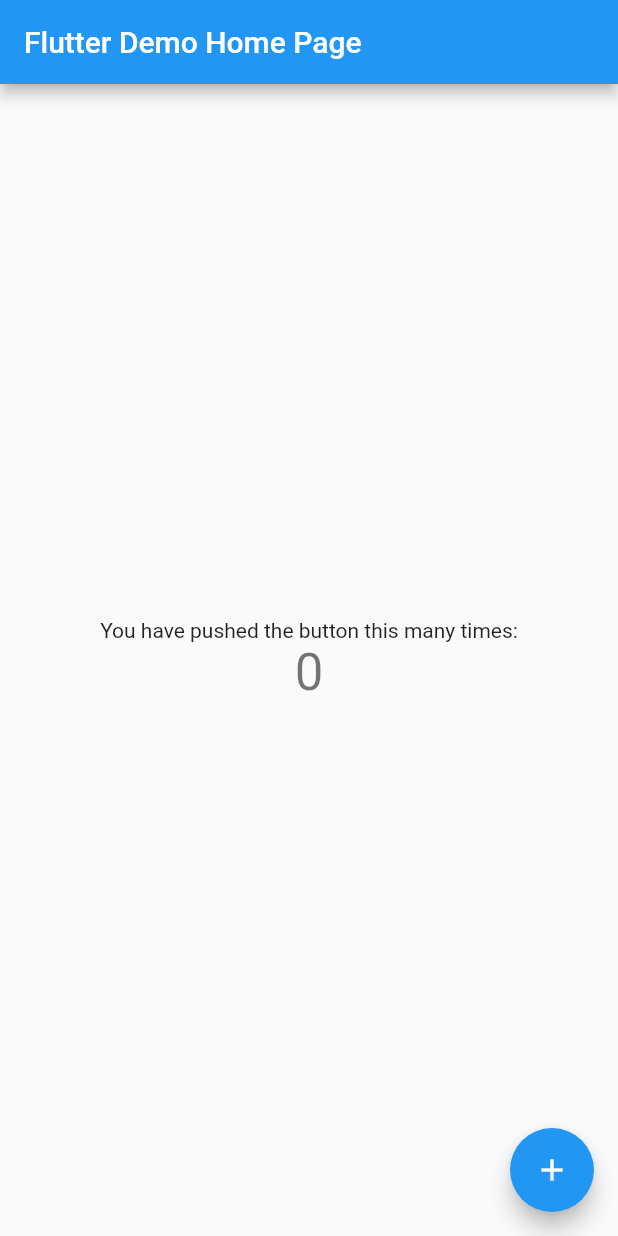
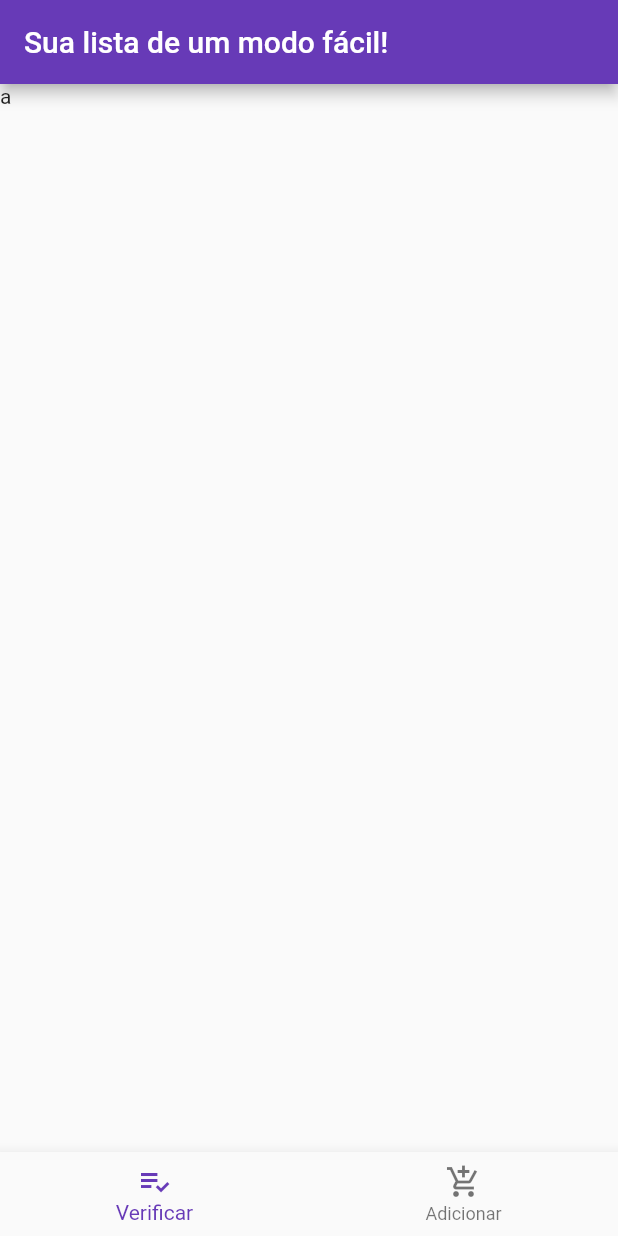
Before and after one commit to vNNi/market-app, a Flutter app: the screen it shows after launch, on a phone screen of 412 x 824 dp. Run offline on Flutter 3.47's test engine with Material 2 defaults, Android fonts, the phone set to English and light mode, and no system bars.

Commit message:
feat: add navigation bottom and base architecture

```diff
--- /dev/null
+++ b/lib/app.dart
@@ -0,0 +1,36 @@
+import 'package:flutter/material.dart';
+
+import './widgets/bottomNavigation.dart';
+import './screens/home.dart';
+
+class Market extends StatefulWidget {
+  Market({Key key, this.title}) : super(key: key);
+
+  final String title;
+
+  @override
+  _MarketState createState() => _MarketState();
+}
+
+class _MarketState extends State<Market> {
+  int _counter = 0;
+
+  void _incrementCounter() {
+    setState(() {
+      _counter++;
+    });
+  }
+
+  @override
+  Widget build(BuildContext context) {
+    return Scaffold(
+      appBar: AppBar(
+        title: Text(widget.title),
+      ),
+      body: Container(
+        child: Home(),
+      ),
+      bottomNavigationBar: Navigation(),
+    );
+  }
+}
--- a/lib/main.dart
+++ b/lib/main.dart
@@ -1,111 +1,18 @@
 import 'package:flutter/material.dart';
+
+import 'app.dart';
 
 void main() => runApp(MyApp());
 
 class MyApp extends StatelessWidget {
-  // This widget is the root of your application.
   @override
   Widget build(BuildContext context) {
     return MaterialApp(
       title: 'Flutter Demo',
       theme: ThemeData(
-        // This is the theme of your application.
-        //
-        // Try running your application with "flutter run". You'll see the
-        // application has a blue toolbar. Then, without quitting the app, try
-        // changing the primarySwatch below to Colors.green and then invoke
-        // "hot reload" (press "r" in the console where you ran "flutter run",
-        // or simply save your changes to "hot reload" in a Flutter IDE).
-        // Notice that the counter didn't reset back to zero; the application
-        // is not restarted.
-        primarySwatch: Colors.blue,
+        primarySwatch: Colors.deepPurple,
       ),
-      home: MyHomePage(title: 'Flutter Demo Home Page'),
+      home: Market(title: 'Sua lista de um modo fácil!'),
     );
   }
 }
-
-class MyHomePage extends StatefulWidget {
-  MyHomePage({Key key, this.title}) : super(key: key);
-
-  // This widget is the home page of your application. It is stateful, meaning
-  // that it has a State object (defined below) that contains fields that affect
-  // how it looks.
-
-  // This class is the configuration for the state. It holds the values (in this
-  // case the title) provided by the parent (in this case the App widget) and
-  // used by the build method of the State. Fields in a Widget subclass are
-  // always marked "final".
-
-  final String title;
-
-  @override
-  _MyHomePageState createState() => _MyHomePageState();
-}
-
-class _MyHomePageState extends State<MyHomePage> {
-  int _counter = 0;
-
-  void _incrementCounter() {
-    setState(() {
-      // This call to setState tells the Flutter framework that something has
-      // changed in this State, which causes it to rerun the build method below
-      // so that the display can reflect the updated values. If we changed
-      // _counter without calling setState(), then the build method would not be
-      // called again, and so nothing would appear to happen.
-      _counter++;
-    });
-  }
-
-  @override
-  Widget build(BuildContext context) {
-    // This method is rerun every time setState is called, for instance as done
-    // by the _incrementCounter method above.
-    //
-    // The Flutter framework has been optimized to make rerunning build methods
-    // fast, so that you can just rebuild anything that needs updating rather
-    // than having to individually change instances of widgets.
-    return Scaffold(
-      appBar: AppBar(
-        // Here we take the value from the MyHomePage object that was created by
-        // the App.build method, and use it to set our appbar title.
-        title: Text(widget.title),
-      ),
-      body: Center(
-        // Center is a layout widget. It takes a single child and positions it
-        // in the middle of the parent.
-        child: Column(
-          // Column is also layout widget. It takes a list of children and
-          // arranges them vertically. By default, it sizes itself to fit its
-          // children horizontally, and tries to be as tall as its parent.
-          //
-          // Invoke "debug painting" (press "p" in the console, choose the
-          // "Toggle Debug Paint" action from the Flutter Inspector in Android
-          // Studio, or the "Toggle Debug Paint" command in Visual Studio Code)
-          // to see the wireframe for each widget.
-          //
-          // Column has various properties to control how it sizes itself and
-          // how it positions its children. Here we use mainAxisAlignment to
-          // center the children vertically; the main axis here is the vertical
-          // axis because Columns are vertical (the cross axis would be
-          // horizontal).
-          mainAxisAlignment: MainAxisAlignment.center,
-          children: <Widget>[
-            Text(
-              'You have pushed the button this many times:',
-            ),
-            Text(
-              '$_counter',
-              style: Theme.of(context).textTheme.display1,
-            ),
-          ],
-        ),
-      ),
-      floatingActionButton: FloatingActionButton(
-        onPressed: _incrementCounter,
-        tooltip: 'Increment',
-        child: Icon(Icons.add),
-      ), // This trailing comma makes auto-formatting nicer for build methods.
-    );
-  }
-}
--- /dev/null
+++ b/lib/screens/home.dart
@@ -0,0 +1,15 @@
+import 'package:flutter/material.dart';
+
+class Home extends StatefulWidget {
+  @override
+  _HomeState createState() => _HomeState();
+}
+
+class _HomeState extends State<Home> {
+  @override
+  Widget build(BuildContext context) {
+    return Container(
+        child: Text('a'),
+    );
+  }
+}
--- /dev/null
+++ b/lib/widgets/bottomNavigation.dart
@@ -0,0 +1,21 @@
+import 'package:flutter/material.dart';
+
+class Navigation extends StatelessWidget {
+  @override
+  Widget build(BuildContext context) {
+    return Container(
+      child: BottomNavigationBar(
+        items: const <BottomNavigationBarItem>[
+          BottomNavigationBarItem(
+            icon: Icon(Icons.playlist_add_check),
+            title: Text('Verificar'),
+          ),
+          BottomNavigationBarItem(
+            icon: Icon(Icons.add_shopping_cart),
+            title: Text('Adicionar'),
+          ),
+        ],
+      ),
+    );
+  }
+}
```
